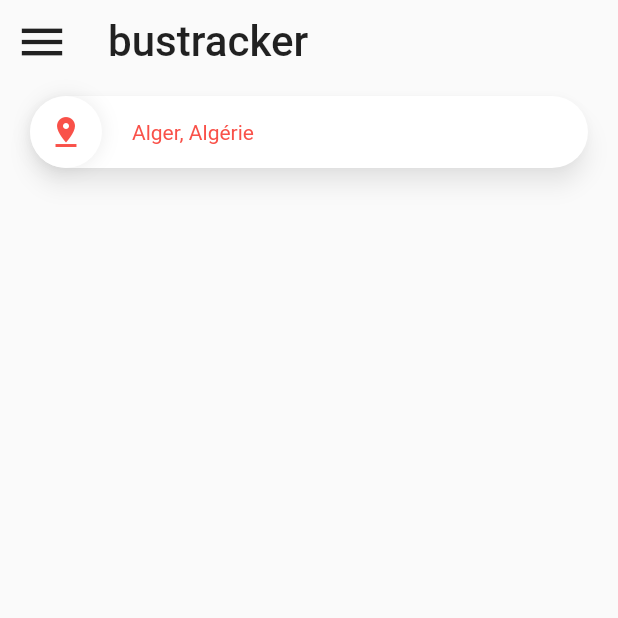
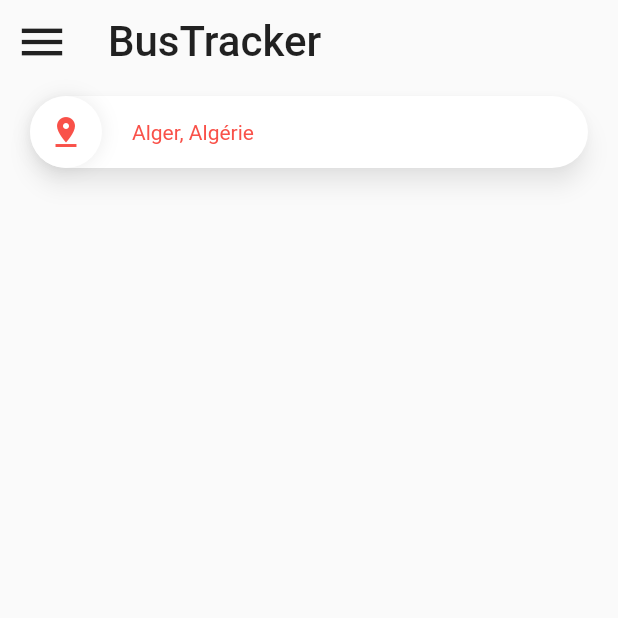
Before and after one commit to Majidbouikken/bustracker, a Flutter app: the HomePage screen opened by its route, on a phone screen of 412 x 824 dp, the top half of it. Run offline on Flutter 3.47's test engine with Material 2 defaults, Android fonts, the phone set to English and light mode, and no system bars; our stand-ins replace cloud_firestore, firebase_auth; accounts and stored records are empty; Roboto replaces fonts that are missing (Oxygen).

Commit message:
new Homepage
A homepage without the user infos ( Nom ou prénom ) dans le drawer

```diff
--- a/lib/Homepage.dart
+++ b/lib/Homepage.dart
@@ -1,5 +1,9 @@
 import 'package:flutter/material.dart';
-import 'package:projet_2cp_g5/main.dart';
+import 'main.dart';
+import 'package:projet_2cp_g5/Menulignesdisponibles.dart';
+import 'package:firebase_auth/firebase_auth.dart';
+import 'LogInPage.dart';
+
 
 class HomePage extends StatefulWidget {
   @override
@@ -7,8 +11,10 @@ class HomePage extends StatefulWidget {
 }
 
 class HomePageState extends State<HomePage> {
+
   @override
   Widget build(BuildContext context) {
+
     // TODO: implement build
     return new Scaffold(
       appBar: AppBar(
@@ -20,7 +26,7 @@ class HomePageState extends State<HomePage> {
           size: 36,
         ),
         title: Text(
-          "bustracker",
+          'BusTracker',
           style: TextStyle(color: Colors.black87, fontSize: 28),
         ),
       ),
@@ -74,7 +80,9 @@ class HomePageState extends State<HomePage> {
                 child: Row(
                   mainAxisAlignment: MainAxisAlignment.center,
                   children: <Widget>[
-                    IconButton(icon: Icon(Icons.map), onPressed: main),
+                    IconButton(icon: Icon(Icons.map), onPressed: (){
+
+                    }),
                     Expanded(child: SizedBox()),
                     IconButton(
                         icon: Icon(Icons.bookmark_border), onPressed: main),
@@ -135,7 +143,7 @@ class HomePageState extends State<HomePage> {
                                   decoration: BoxDecoration(
                                       image: DecorationImage(
                                           image: AssetImage(
-                                              'assets/images/photo de profile.png'),
+                                              'assets/images/logo.png'),
                                           fit: BoxFit.cover),
                                       color: Colors.transparent,
                                       borderRadius: BorderRadius.circular(33)),
@@ -143,7 +151,7 @@ class HomePageState extends State<HomePage> {
                         SizedBox(
                           height: 24,
                         ),
-                        Text(User.getPrenom() + " " + User.getNom(),
+                 /*       Text(User.getPrenom() + " " + User.getNom(),
                             style: TextStyle(
                                 color: Colors.black,
                                 fontFamily: 'Montserrat',
@@ -153,7 +161,7 @@ class HomePageState extends State<HomePage> {
                           height: 2,
                         ),
                         Text(User.getAdresseMail(),
-                            style: Theme.of(context).textTheme.body2),
+                            style: Theme.of(context).textTheme.body2), */
                       ],
                     ),
                   ),
@@ -343,7 +351,16 @@ class HomePageState extends State<HomePage> {
                           Expanded(child: SizedBox())
                         ],
                       ),
-                      onPressed: main,
+                      onPressed: (){
+                        FirebaseAuth.instance.signOut()
+                            .then((value){
+                              Navigator.of(context).pop();
+                              Navigator.of(context).pushReplacementNamed('/LogIn');
+                        })
+                            .catchError((e){
+                              print(e);
+                        });
+                      },
                     ),
                   ),
                 ],
```
